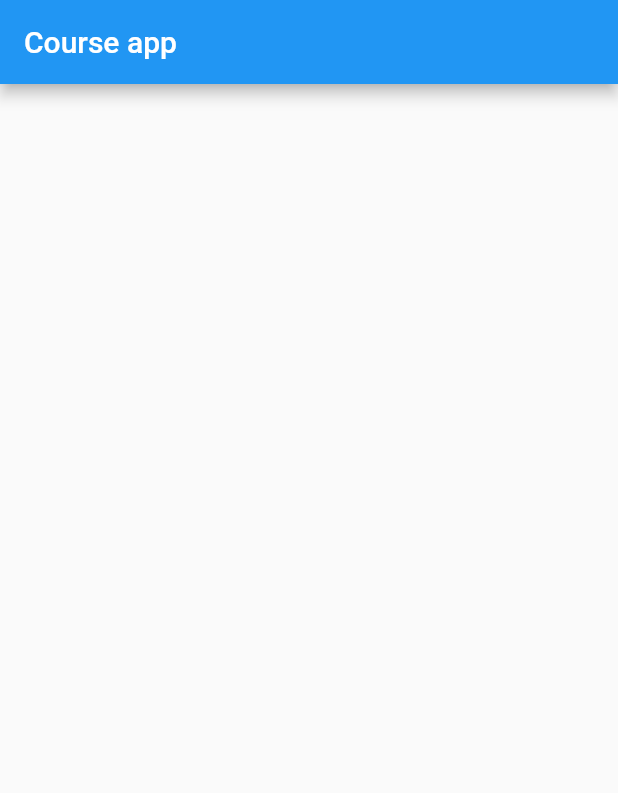
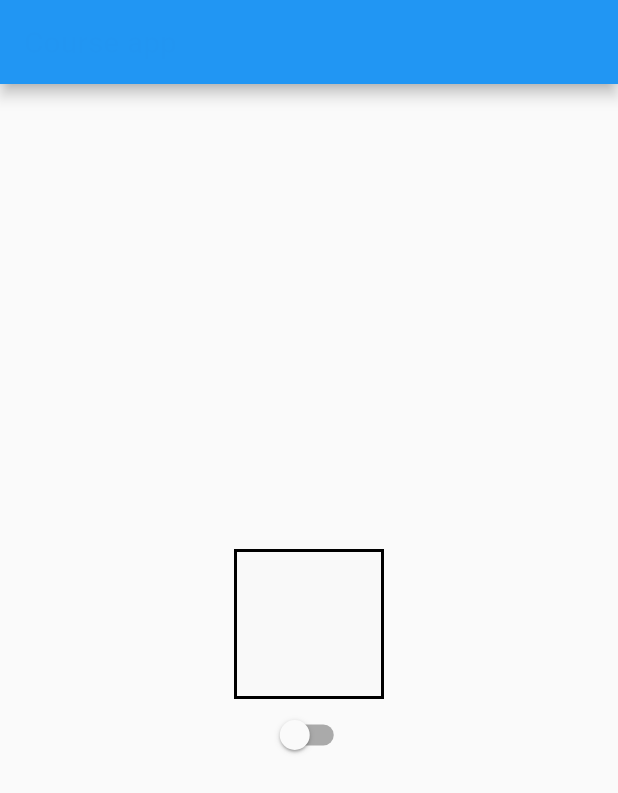
Before and after one commit to hardhill/course-flutter, a Flutter app: the screen it shows after launch, on a phone screen of 412 x 824 dp. Shown: the top 793 px of the screen. Run offline on Flutter 3.47's test engine with Material 2 defaults, Android fonts, the phone set to English and light mode, and no system bars.

Commit message:
provider lesson

```diff
--- /dev/null
+++ b/lib/color-model.dart
@@ -0,0 +1,28 @@
+import 'package:flutter/material.dart';
+
+import 'dart:math' as math;
+
+class MyColor extends ChangeNotifier {
+  Color _myColor = Color.fromARGB(1, 0, 0, 0);
+  int r = 0;
+  int g = 0;
+  int b = 0;
+  void setColor(bool value) {
+    if (value) {
+      r = math.Random().nextInt(255);
+      g = math.Random().nextInt(255);
+      b = math.Random().nextInt(255);
+    } else {
+      r = 0;
+      g = 0;
+      b = 0;
+    }
+
+    _myColor = Color.fromARGB(math.Random().nextInt(255), r, g, b);
+    notifyListeners();
+  }
+
+  Color getColor() {
+    return _myColor;
+  }
+}
--- /dev/null
+++ b/lib/colorolled-box.dart
@@ -0,0 +1,23 @@
+import 'package:flutter/material.dart';
+import 'dart:math' as math;
+
+import 'package:provider/provider.dart';
+
+import 'color-model.dart';
+
+class ColorolledBox extends StatelessWidget {
+  ColorolledBox() {}
+  @override
+  Widget build(BuildContext context) {
+    MyColor _myColor = context.watch<MyColor>();
+    return AnimatedContainer(
+      width: 100,
+      height: 100,
+      duration: Duration(seconds: 1),
+      decoration: BoxDecoration(
+        color: _myColor.getColor(),
+        border: Border.all(width: 2),
+      ),
+    );
+  }
+}
--- a/lib/main.dart
+++ b/lib/main.dart
@@ -1,4 +1,8 @@
 import 'package:flutter/material.dart';
+import 'package:provider/provider.dart';
+
+import 'color-model.dart';
+import 'colorolled-box.dart';
 
 void main() {
   runApp(const MyApp());
@@ -16,14 +20,49 @@ class MyApp extends StatelessWidget {
     );
   }
 }
-class MyHomePage extends StatelessWidget{
+
+class MyHomePage extends StatelessWidget {
   @override
   Widget build(BuildContext context) {
-    return Scaffold(
-      appBar: AppBar(
-        title: Text("Course app"),
+    bool _selected = false;
+
+    return ChangeNotifierProvider<MyColor>.value(
+      value: MyColor(),
+      child: Scaffold(
+        appBar: AppBar(
+          title: Consumer<MyColor>(
+            builder: (context, mycolor, _) {
+              return Text(
+                "Course app",
+                style: TextStyle(
+                  color: mycolor.getColor(),
+                ),
+              );
+            },
+          ),
+        ),
+        body: Center(
+          child: Column(
+            mainAxisAlignment: MainAxisAlignment.center,
+            children: [
+              ColorolledBox(),
+              Consumer<MyColor>(
+                builder: (context, instance, child) {
+                  return Switch(
+                    value: _selected,
+                    onChanged: (value) {
+                      print(value);
+                      _selected = value;
+                      instance.setColor(value);
+                      print(instance.getColor());
+                    },
+                  );
+                },
+              ),
+            ],
+          ),
+        ),
       ),
     );
   }
-
 }
--- a/pubspec.yaml
+++ b/pubspec.yaml
@@ -29,7 +29,7 @@ environment:
 dependencies:
   flutter:
     sdk: flutter
-
+  provider: ^6.0.0
 
   # The following adds the Cupertino Icons font to your application.
   # Use with the CupertinoIcons class for iOS style icons.
```
Also changed, not shown: pubspec.lock.
